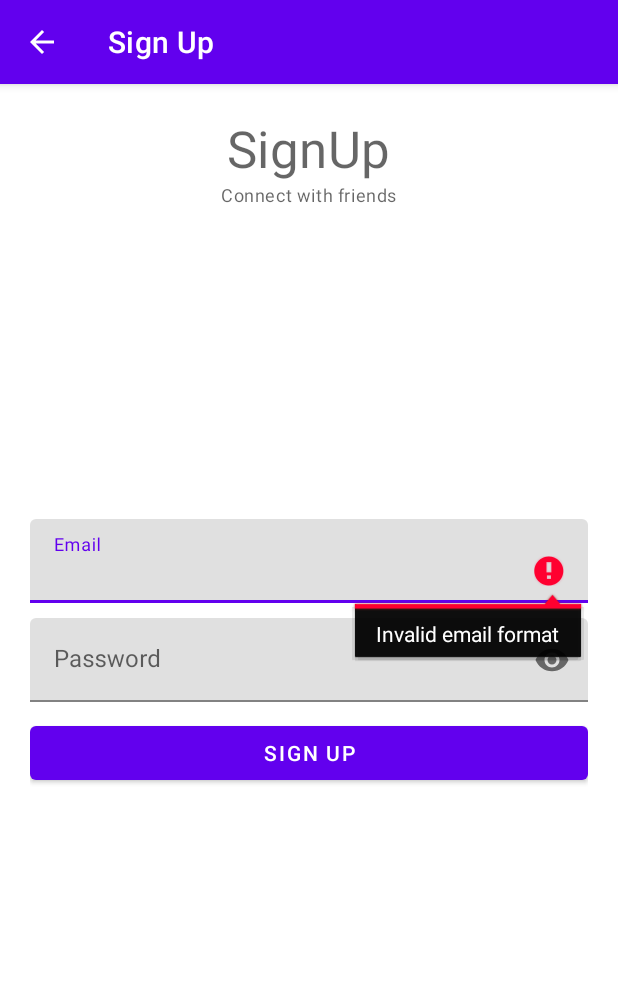
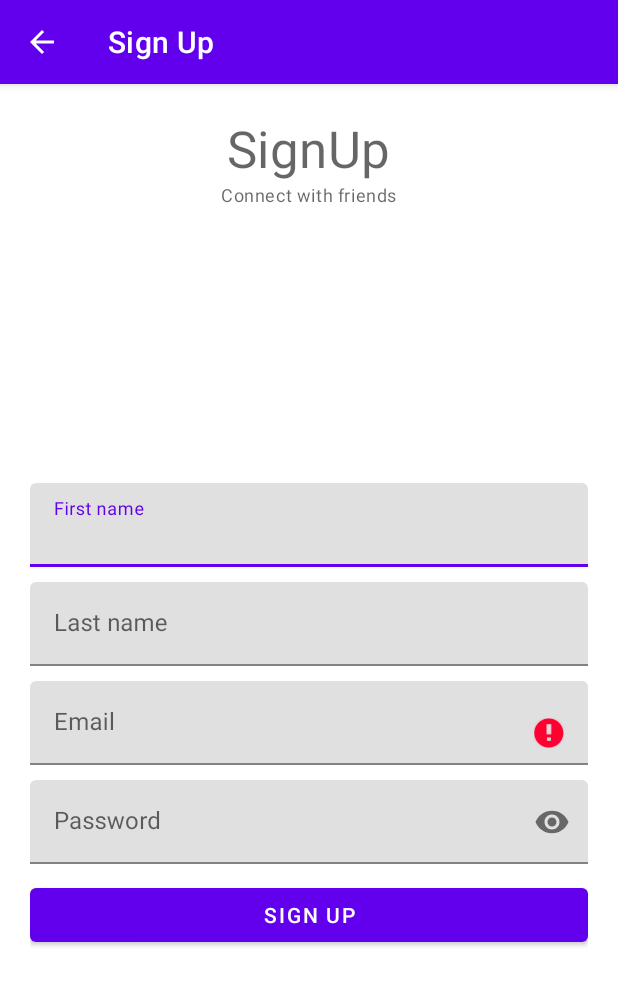
Before and after one commit to cuongpq1000/mobile_project, an Android app: the SignUpActivity screen opened directly, with no data from a screen before it, after a tap on "SIGN UP", on a phone screen of 412 x 824 dp. Shown: the top 985 px of the screen. Run offline under Robolectric (Android 15) with nearby library versions, the phone set to English and light mode, and no system bars; our stand-ins replace Firebase (no records; nobody signed in at launch, a user with empty details on screens opened directly).

Commit message:
added extra information on getting user's name and publish it on realtime database

```diff
--- a/app/build.gradle
+++ b/app/build.gradle
@@ -45,6 +45,7 @@ dependencies {
     implementation 'androidx.constraintlayout:constraintlayout:2.0.4'
     implementation 'com.google.firebase:firebase-analytics:20.0.0'
     implementation 'com.google.firebase:firebase-auth-ktx:21.0.1'
+    implementation 'com.google.firebase:firebase-database-ktx:20.0.5'
     testImplementation 'junit:junit:4.13.2'
     androidTestImplementation 'androidx.test.ext:junit:1.1.3'
     androidTestImplementation 'androidx.test.espresso:espresso-core:3.4.0'
--- a/app/src/main/java/com/example/myapplication/LoginActivity.kt
+++ b/app/src/main/java/com/example/myapplication/LoginActivity.kt
@@ -24,6 +24,7 @@ class LoginActivity : AppCompatActivity() {
 
     //Firebase Authentication
     private lateinit var firebaseAuth: FirebaseAuth
+    private var count = 0
     private var email = ""
     private var password = ""
 
@@ -45,6 +46,7 @@ class LoginActivity : AppCompatActivity() {
         //firebase authentication init
         firebaseAuth = FirebaseAuth.getInstance()
         checkUser()
+
 
         //handle registering button
         binding.noAccountTv.setOnClickListener {
@@ -99,9 +101,9 @@ class LoginActivity : AppCompatActivity() {
         //get current user
         val firebaseUser = firebaseAuth.currentUser
         //if user is already logged in
-        if(firebaseUser != null){
-            startActivity(Intent(this, ProfileActivity::class.java))
-            finish()
-        }
+//        if(firebaseUser != null){
+//            startActivity(Intent(this, ProfileActivity::class.java))
+//            finish()
+//        }
     }
 }
--- a/app/src/main/java/com/example/myapplication/SignUpActivity.kt
+++ b/app/src/main/java/com/example/myapplication/SignUpActivity.kt
@@ -10,6 +10,8 @@ import android.widget.Toast
 import androidx.appcompat.app.ActionBar
 import com.example.myapplication.databinding.ActivitySignUpBinding
 import com.google.firebase.auth.FirebaseAuth
+import com.google.firebase.database.DatabaseReference
+import com.google.firebase.database.FirebaseDatabase
 
 class SignUpActivity : AppCompatActivity() {
     //ViewBinding
@@ -23,8 +25,14 @@ class SignUpActivity : AppCompatActivity() {
 
     //FirebaseAuth
     private lateinit var firebaseAuth: FirebaseAuth
+
+    //Firebase Database
+    private lateinit var database: DatabaseReference
+
     private var email = ""
     private var password = ""
+    private var firstName = ""
+    private var lastName = ""
 
     override fun onCreate(savedInstanceState: Bundle?) {
         super.onCreate(savedInstanceState)
@@ -58,6 +66,13 @@ class SignUpActivity : AppCompatActivity() {
         //get data
         email = binding.emailEt.text.toString().trim()
         password = binding.passwordEt.text.toString().trim()
+        firstName = binding.firstNameEt.text.toString().trim()
+        lastName = binding.lastNameEt.text.toString().trim()
+
+        //export to database
+        database = FirebaseDatabase.getInstance().getReference("Users")
+        val user = User(firstName, lastName, email)
+        database.child(firstName).setValue(user)
 
         //validate data
         if(!Patterns.EMAIL_ADDRESS.matcher(email).matches()){
@@ -89,7 +104,7 @@ class SignUpActivity : AppCompatActivity() {
             Toast.makeText(this, "Account created with email $email", Toast.LENGTH_SHORT).show()
 
             //open profile
-            startActivity(Intent(this, ProfileActivity::class.java))
+            startActivity(Intent(this, LoginActivity::class.java))
             finish()
         }.addOnFailureListener{e->
             progressDialog.dismiss()
--- /dev/null
+++ b/app/src/main/java/com/example/myapplication/User.kt
@@ -0,0 +1,6 @@
+package com.example.myapplication
+
+data class User(val firstName: String? = null, val lastName:String? = null, val email: String? = null) {
+    // Null default values create a no-argument default constructor, which is needed
+    // for deserialization from a DataSnapshot.
+}
--- a/app/src/main/res/layout/activity_sign_up.xml
+++ b/app/src/main/res/layout/activity_sign_up.xml
@@ -23,6 +23,40 @@
         android:layout_below="@+id/titleLabelTv"
         style="@style/TextAppearance.MaterialComponents.Caption" />
 
+    <!--FirstName-->
+    <com.google.android.material.textfield.TextInputLayout
+        android:id="@+id/firstNameTil"
+        android:layout_above="@id/lastNameTil"
+        android:layout_marginBottom="10dp"
+        android:layout_width="match_parent"
+        android:layout_height="wrap_content">
+
+        <EditText
+            android:id="@+id/firstNameEt"
+            android:layout_width="match_parent"
+            android:layout_height="wrap_content"
+            android:hint="First name"
+            android:inputType="textEmailAddress" />
+
+    </com.google.android.material.textfield.TextInputLayout>
+
+    <!--LastName-->
+    <com.google.android.material.textfield.TextInputLayout
+        android:id="@+id/lastNameTil"
+        android:layout_above="@id/emailTil"
+        android:layout_marginBottom="10dp"
+        android:layout_width="match_parent"
+        android:layout_height="wrap_content">
+
+        <EditText
+            android:id="@+id/lastNameEt"
+            android:layout_width="match_parent"
+            android:layout_height="wrap_content"
+            android:hint="Last name"
+            android:inputType="textEmailAddress" />
+
+    </com.google.android.material.textfield.TextInputLayout>
+
     <!--Email-->
     <com.google.android.material.textfield.TextInputLayout
         android:id="@+id/emailTil"
@@ -47,24 +81,26 @@
         app:passwordToggleEnabled="true"
         android:layout_width="match_parent"
         android:layout_height="wrap_content"
-        android:layout_centerInParent="true">
+        android:layout_above="@id/signUpBtn"
+        android:layout_marginBottom="10dp">
 
         <EditText
             android:id='@+id/passwordEt'
             android:layout_width="match_parent"
             android:layout_height="wrap_content"
-            android:inputType="textPassword"
-            android:hint="Password"/>
+            android:hint="Password"
+            android:inputType="textPassword" />
 
     </com.google.android.material.textfield.TextInputLayout>
 
     <!--Login Button-->
     <Button
         android:id="@+id/signUpBtn"
+        android:layout_alignParentBottom="true"
+        android:layout_centerInParent="true"
+        android:layout_marginBottom="170dp"
         android:layout_width="match_parent"
         android:layout_height="wrap_content"
-        android:text="Sign Up"
-        android:layout_below="@id/passwordTil"
-        android:layout_marginTop="10dp"/>
+        android:text="Sign Up" />
 
 </RelativeLayout>
```
Also changed, not shown: 414 other files.
